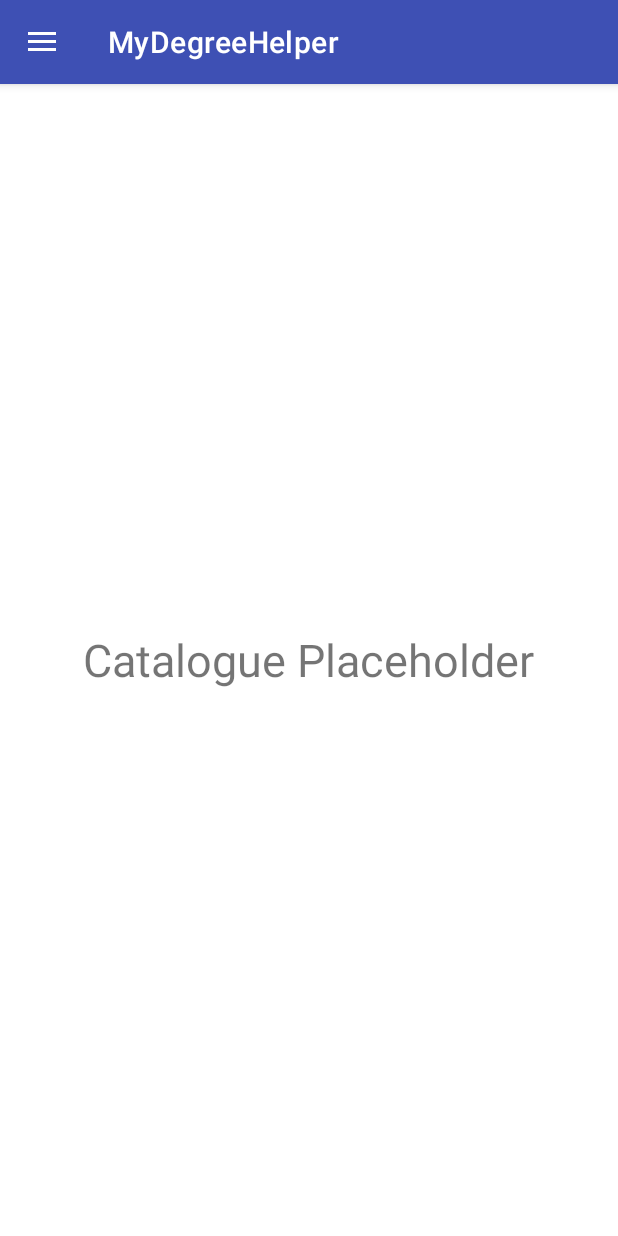
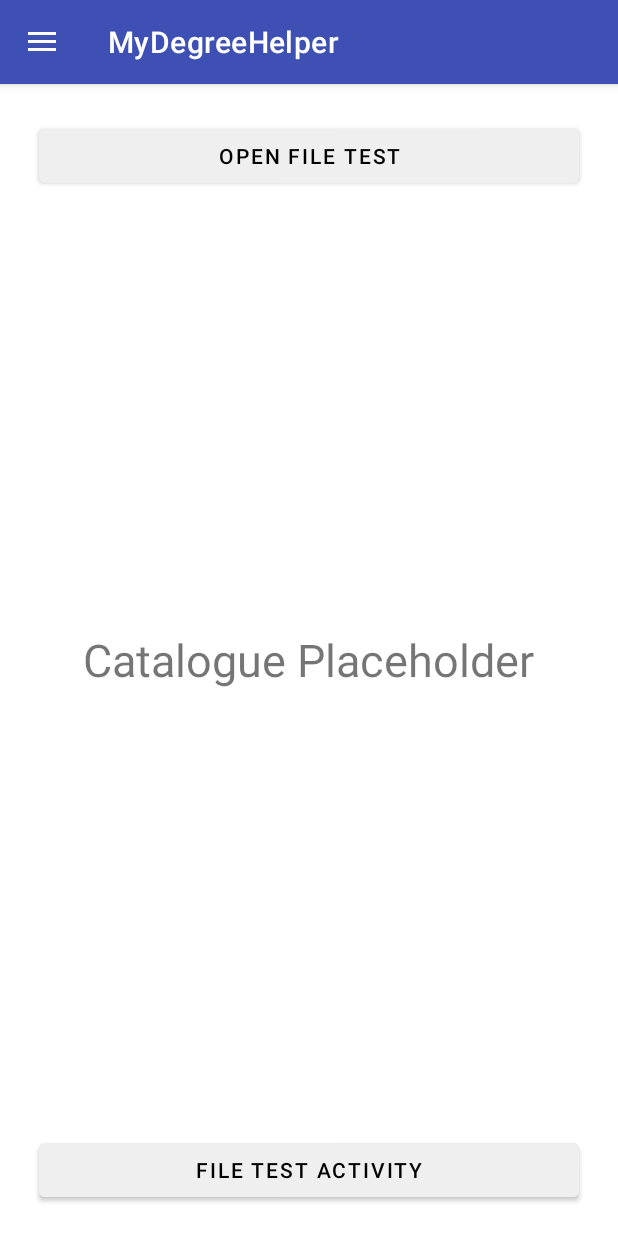
Before and after one commit to backpack5689/mydegreehelper, an Android app: the fragment CatalogueFragment placed in its activity, on a phone screen of 412 x 824 dp. Run offline under Robolectric (Android 15) with nearby library versions, the phone set to English and light mode, and no system bars.

Commit message:
Add file test to catalogue page (temp)

```diff
--- a/app/src/main/java/com/CENAA/mydegreehelper/ui/login/LoginViewModel.java
+++ b/app/src/main/java/com/CENAA/mydegreehelper/ui/login/LoginViewModel.java
@@ -45,7 +45,8 @@ public class LoginViewModel extends ViewModel {
         if (!isUserNameValid(username)) {
             loginFormState.setValue(new LoginFormState(R.string.invalid_username, null));
         } else if (!isPasswordValid(password)) {
-            loginFormState.setValue(new LoginFormState(null, R.string.invalid_password));
+            //loginFormState.setValue(new LoginFormState(null, R.string.invalid_password));
+            loginFormState.setValue(new LoginFormState(false));
         } else {
             loginFormState.setValue(new LoginFormState(true));
         }
--- a/app/src/main/res/layout/fragment_catalogue.xml
+++ b/app/src/main/res/layout/fragment_catalogue.xml
@@ -1,14 +1,45 @@
 <?xml version="1.0" encoding="utf-8"?>
 <RelativeLayout xmlns:android="http://schemas.android.com/apk/res/android"
+    xmlns:tools="http://schemas.android.com/tools"
     android:layout_width="match_parent"
     android:layout_height="match_parent"
     android:background="@color/white">
 
     <TextView
+        android:id="@+id/cataloguePlaceholder"
         android:layout_width="wrap_content"
         android:layout_height="wrap_content"
         android:text="Catalogue Placeholder"
         android:textSize="30sp"
-        android:layout_centerInParent="true" />
+        android:layout_centerInParent="true"
+        tools:ignore="HardcodedText" />
+    <Button
+        android:id="@+id/testButton"
+        android:backgroundTint="#efefef"
+        android:textColor="#000"
+        android:layout_width="match_parent"
+        android:layout_height="wrap_content"
+        android:layout_gravity="start"
+        android:layout_marginStart="26dp"
+        android:layout_marginTop="24dp"
+        android:layout_marginEnd="26dp"
+        android:text="Open File Test"
+        tools:targetApi="lollipop"
+        tools:ignore="HardcodedText" />
+    <Button
+        android:id="@+id/fileTestButton"
+        android:backgroundTint="#efefef"
+        android:textColor="#000"
+        android:layout_alignParentBottom="true"
+        android:layout_marginBottom="20dp"
+        android:layout_width="match_parent"
+        android:layout_height="wrap_content"
+        android:layout_gravity="start"
+        android:layout_marginStart="26dp"
+        android:layout_marginTop="24dp"
+        android:layout_marginEnd="26dp"
+        android:text="File Test Activity"
+        tools:targetApi="lollipop"
+        tools:ignore="HardcodedText" />
 
 </RelativeLayout>
```
Also changed, not shown: app/src/main/java/com/CENAA/mydegreehelper/CatalogueFragment.java (+86 -1 lines).
